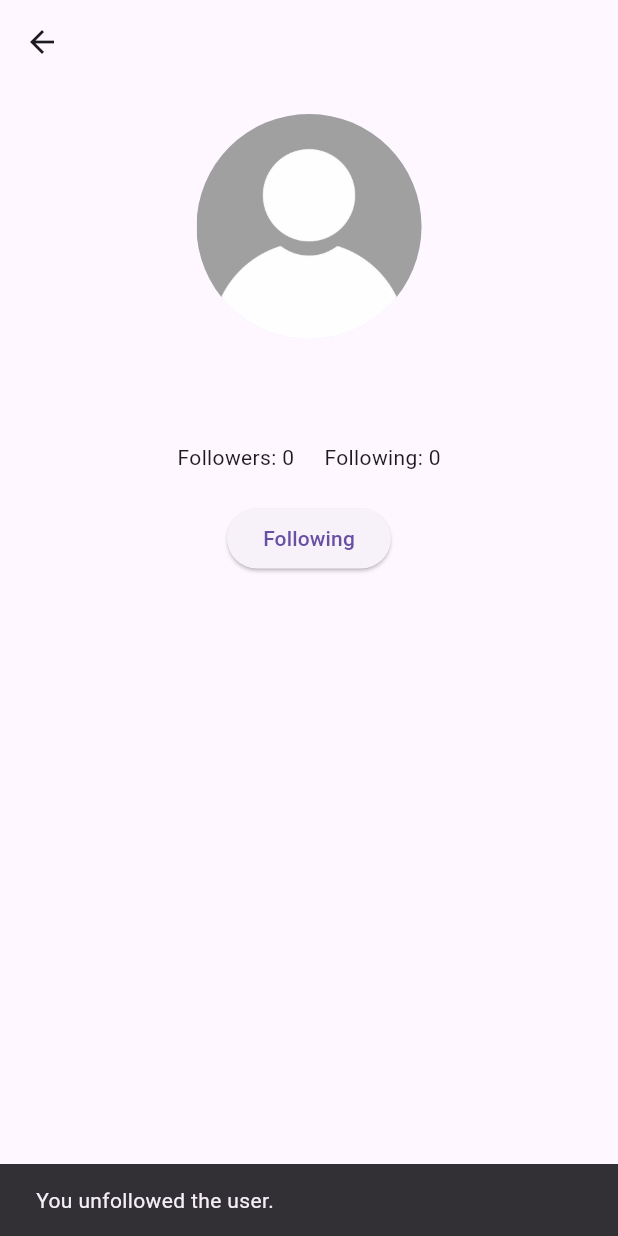
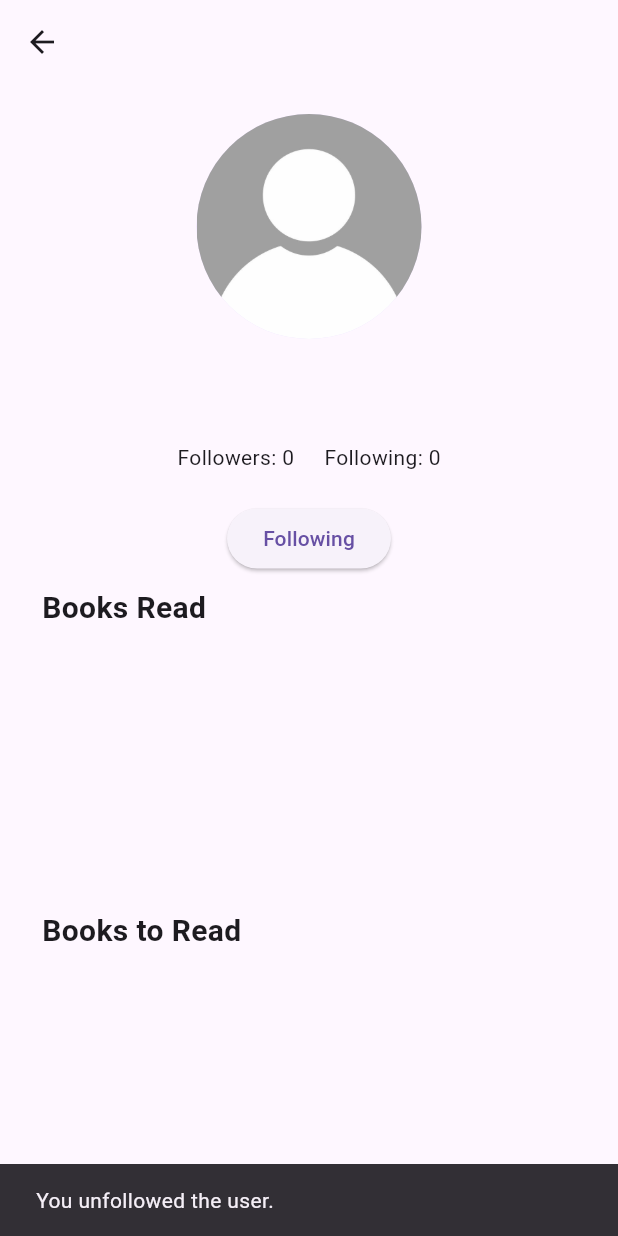
Before and after one commit to selenayyalcin/book-plus, a Flutter app: the UserDetailPage screen opened directly with empty values, after a tap on "Following", on a phone screen of 412 x 824 dp. Run offline on Flutter 3.47's test engine with Material 3 defaults, Android fonts, the phone set to English and light mode, and no system bars; our stand-ins replace cloud_firestore, firebase_auth, firebase_core, firebase_storage, flutter_svg, fluttertoast and 3 more; accounts and stored records are empty; project files that could hold a hidden picture were left out.

Commit message:
added 'books read' and 'books to read' list to user detail page

```diff
--- a/lib/pages/user_detail_page.dart
+++ b/lib/pages/user_detail_page.dart
@@ -194,9 +194,75 @@ class UserDetailPage extends StatelessWidget {
                 },
               ),
             ),
+            _buildBookList('read_books', 'Books Read'),
+            _buildBookList('want_to_read_books', 'Books to Read'),
           ],
         ),
       ),
     );
   }
+
+  Widget _buildBookList(String collectionName, String title) {
+    return Column(
+      crossAxisAlignment: CrossAxisAlignment.start,
+      children: [
+        Padding(
+          padding: const EdgeInsets.all(8.0),
+          child: Text(
+            title,
+            style: TextStyle(
+              fontSize: 20,
+              fontWeight: FontWeight.bold,
+            ),
+          ),
+        ),
+        StreamBuilder<QuerySnapshot>(
+          stream: FirebaseFirestore.instance
+              .collection("users")
+              .doc(userId)
+              .collection(collectionName)
+              .snapshots(),
+          builder:
+              (BuildContext context, AsyncSnapshot<QuerySnapshot> snapshot) {
+            if (snapshot.hasError) {
+              return Text('Something went wrong');
+            }
+
+            if (snapshot.connectionState == ConnectionState.waiting) {
+              return CircularProgressIndicator();
+            }
+
+            return SizedBox(
+              height: 170,
+              child: ListView(
+                scrollDirection: Axis.horizontal,
+                children: snapshot.data!.docs.map((DocumentSnapshot document) {
+                  String bookImageLink = document['imageLink'];
+                  return Padding(
+                    padding: const EdgeInsets.all(8.0),
+                    child: Container(
+                      width: 100,
+                      color: Colors.grey[200],
+                      child: Column(
+                        children: [
+                          SizedBox(
+                            width: 100,
+                            height: 150,
+                            child: Image.asset(
+                              bookImageLink,
+                              fit: BoxFit.cover,
+                            ),
+                          ),
+                        ],
+                      ),
+                    ),
+                  );
+                }).toList(),
+              ),
+            );
+          },
+        ),
+      ],
+    );
+  }
 }
```
